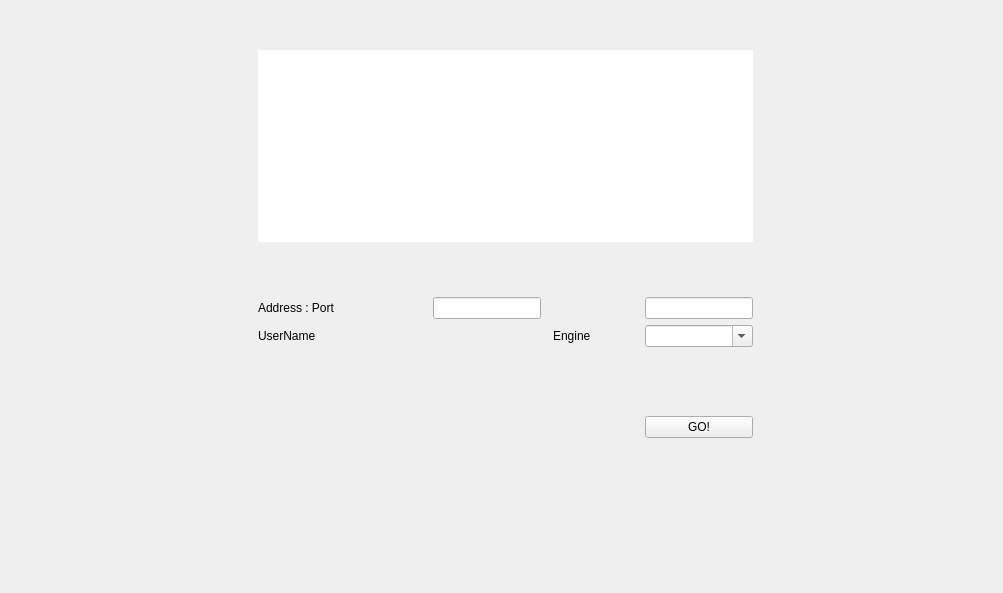
samarth-ramesh/mtlauncher, file views/go.widget.ui: the form before one commit.
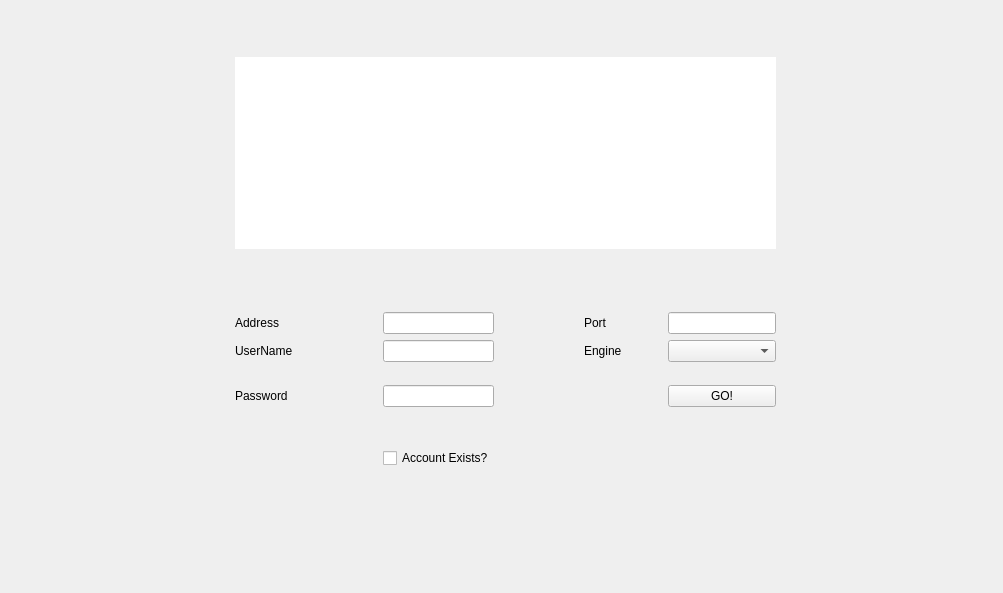
The form after the commit.

Patch:
```diff
--- a/views/go.widget.ui
+++ b/views/go.widget.ui
@@ -23,8 +23,8 @@
     </rect>
    </property>
    <layout class="QGridLayout" name="gridLayout">
-    <item row="3" column="7">
-     <spacer name="horizontalSpacer_3">
+    <item row="2" column="4">
+     <spacer name="horizontalSpacer_4">
       <property name="orientation">
        <enum>Qt::Horizontal</enum>
       </property>
@@ -52,7 +52,7 @@
     <item row="3" column="8">
      <widget class="QLineEdit" name="port"/>
     </item>
-    <item row="10" column="8">
+    <item row="9" column="8">
      <spacer name="verticalSpacer_2">
       <property name="orientation">
        <enum>Qt::Vertical</enum>
@@ -65,13 +65,6 @@
       </property>
      </spacer>
     </item>
-    <item row="5" column="3">
-     <widget class="QLabel" name="label_2">
-      <property name="text">
-       <string>UserName</string>
-      </property>
-     </widget>
-    </item>
     <item row="3" column="2">
      <spacer name="horizontalSpacer">
       <property name="orientation">
@@ -98,17 +91,10 @@
       </property>
      </spacer>
     </item>
-    <item row="5" column="5">
-     <widget class="QLabel" name="uname">
-      <property name="text">
-       <string/>
-      </property>
-     </widget>
-    </item>
-    <item row="5" column="8">
+    <item row="4" column="8">
      <widget class="QComboBox" name="engines">
       <property name="editable">
-       <bool>true</bool>
+       <bool>false</bool>
       </property>
      </widget>
     </item>
@@ -125,19 +111,6 @@
       </property>
      </spacer>
     </item>
-    <item row="3" column="4">
-     <spacer name="horizontalSpacer_4">
-      <property name="orientation">
-       <enum>Qt::Horizontal</enum>
-      </property>
-      <property name="sizeHint" stdset="0">
-       <size>
-        <width>40</width>
-        <height>20</height>
-       </size>
-      </property>
-     </spacer>
-    </item>
     <item row="3" column="5">
      <widget class="QLineEdit" name="addr"/>
     </item>
@@ -154,7 +127,40 @@
       </property>
      </spacer>
     </item>
-    <item row="9" column="8">
+    <item row="7" column="5">
+     <widget class="QCheckBox" name="showPass">
+      <property name="text">
+       <string>Account Exists?</string>
+      </property>
+     </widget>
+    </item>
+    <item row="2" column="7">
+     <spacer name="horizontalSpacer_3">
+      <property name="orientation">
+       <enum>Qt::Horizontal</enum>
+      </property>
+      <property name="sizeHint" stdset="0">
+       <size>
+        <width>40</width>
+        <height>20</height>
+       </size>
+      </property>
+     </spacer>
+    </item>
+    <item row="3" column="6">
+     <spacer name="horizontalSpacer_9">
+      <property name="orientation">
+       <enum>Qt::Horizontal</enum>
+      </property>
+      <property name="sizeHint" stdset="0">
+       <size>
+        <width>40</width>
+        <height>20</height>
+       </size>
+      </property>
+     </spacer>
+    </item>
+    <item row="8" column="8">
      <spacer name="verticalSpacer_4">
       <property name="orientation">
        <enum>Qt::Vertical</enum>
@@ -167,7 +173,7 @@
       </property>
      </spacer>
     </item>
-    <item row="7" column="0">
+    <item row="5" column="0">
      <spacer name="verticalSpacer">
       <property name="orientation">
        <enum>Qt::Vertical</enum>
@@ -203,14 +209,7 @@
       </property>
      </spacer>
     </item>
-    <item row="3" column="3">
-     <widget class="QLabel" name="label">
-      <property name="text">
-       <string>Address : Port</string>
-      </property>
-     </widget>
-    </item>
-    <item row="8" column="8">
+    <item row="7" column="8">
      <spacer name="verticalSpacer_5">
       <property name="orientation">
        <enum>Qt::Vertical</enum>
@@ -236,13 +235,40 @@
       </property>
      </spacer>
     </item>
-    <item row="7" column="8">
-     <widget class="QPushButton" name="join">
+    <item row="5" column="8">
+     <widget class="QPushButton" name="go">
       <property name="text">
        <string>GO!</string>
       </property>
      </widget>
     </item>
+    <item row="4" column="3">
+     <widget class="QLabel" name="label_2">
+      <property name="text">
+       <string>UserName</string>
+      </property>
+     </widget>
+    </item>
+    <item row="3" column="7">
+     <widget class="QLabel" name="label_4">
+      <property name="text">
+       <string>Port</string>
+      </property>
+     </widget>
+    </item>
+    <item row="3" column="3">
+     <widget class="QLabel" name="label">
+      <property name="text">
+       <string>Address </string>
+      </property>
+      <property name="alignment">
+       <set>Qt::AlignLeading|Qt::AlignLeft|Qt::AlignVCenter</set>
+      </property>
+     </widget>
+    </item>
+    <item row="4" column="5">
+     <widget class="QLineEdit" name="uname"/>
+    </item>
     <item row="0" column="5">
      <spacer name="verticalSpacer_6">
       <property name="orientation">
@@ -256,26 +282,26 @@
       </property>
      </spacer>
     </item>
-    <item row="6" column="5">
-     <spacer name="verticalSpacer_3">
-      <property name="orientation">
-       <enum>Qt::Vertical</enum>
-      </property>
-      <property name="sizeHint" stdset="0">
-       <size>
-        <width>20</width>
-        <height>40</height>
-       </size>
-      </property>
-     </spacer>
-    </item>
-    <item row="5" column="7">
+    <item row="4" column="7">
      <widget class="QLabel" name="label_3">
       <property name="text">
        <string>Engine</string>
       </property>
      </widget>
     </item>
+    <item row="5" column="5">
+     <widget class="QLineEdit" name="passwdIn"/>
+    </item>
+    <item row="5" column="3">
+     <widget class="QLabel" name="passwd">
+      <property name="text">
+       <string>Password</string>
+      </property>
+      <property name="alignment">
+       <set>Qt::AlignLeading|Qt::AlignLeft|Qt::AlignVCenter</set>
+      </property>
+     </widget>
+    </item>
    </layout>
   </widget>
  </widget>
```
Left out of the diff: 10 changed lines with no effect on the pictures.
